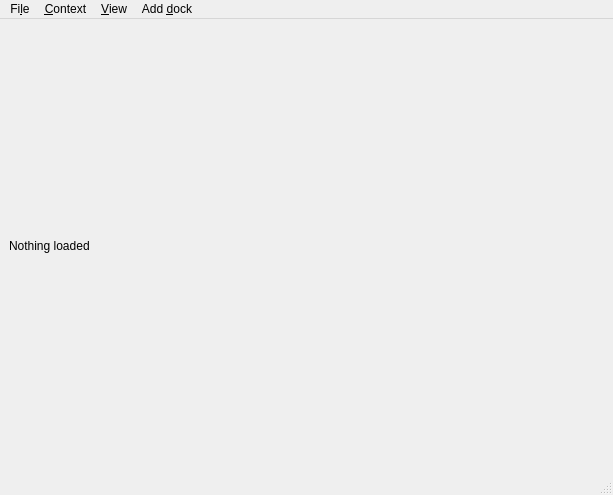
Above: studio/main_window.ui from caryoscelus/rainynite-studio before the change. Below: the same form after it.
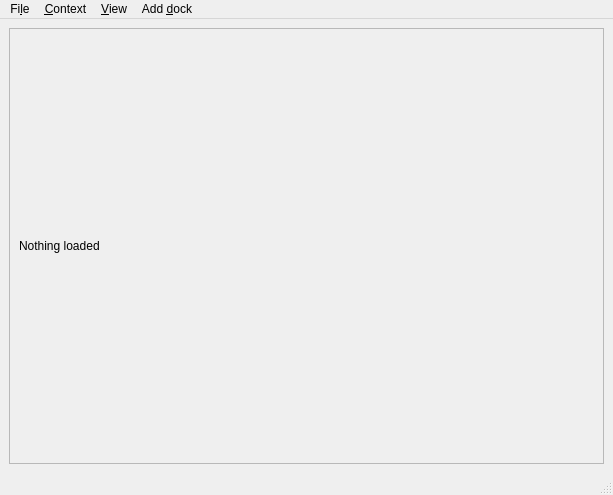
That is the form after the change. Icons and pictures are not drawn.

Diff of the .ui file:
```diff
--- a/studio/main_window.ui
+++ b/studio/main_window.ui
@@ -13,13 +13,48 @@
   <property name="windowTitle">
    <string>construction zone</string>
   </property>
+  <property name="styleSheet">
+   <string notr="true"/>
+  </property>
   <widget class="QWidget" name="centralwidget">
+   <property name="styleSheet">
+    <string notr="true">QMainWindow &gt; QWidget { background-image: url(:/images/transparency.png); }
+QScrollArea { background: transparent; }</string>
+   </property>
    <layout class="QVBoxLayout" name="verticalLayout">
     <item>
-     <widget class="QLabel" name="image">
-      <property name="text">
-       <string>Nothing loaded</string>
+     <widget class="QScrollArea" name="scroll_area">
+      <property name="autoFillBackground">
+       <bool>false</bool>
       </property>
+      <property name="styleSheet">
+       <string notr="true"/>
+      </property>
+      <property name="widgetResizable">
+       <bool>true</bool>
+      </property>
+      <widget class="QWidget" name="scrollAreaWidgetContents">
+       <property name="geometry">
+        <rect>
+         <x>0</x>
+         <y>0</y>
+         <width>597</width>
+         <height>432</height>
+        </rect>
+       </property>
+       <layout class="QHBoxLayout" name="horizontalLayout">
+        <item>
+         <widget class="QLabel" name="image">
+          <property name="styleSheet">
+           <string notr="true"/>
+          </property>
+          <property name="text">
+           <string>Nothing loaded</string>
+          </property>
+         </widget>
+        </item>
+       </layout>
+      </widget>
      </widget>
     </item>
    </layout>
```
Left out of the diff: 7 changed lines with no effect on the pictures.
